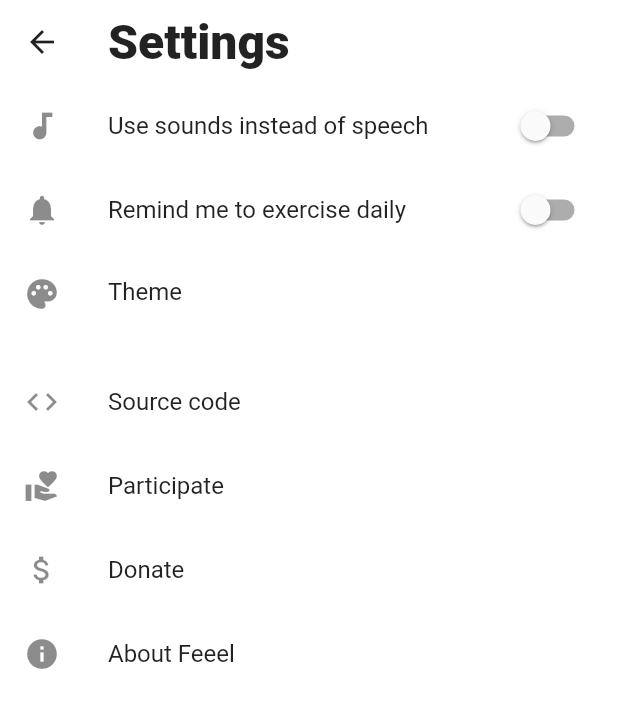
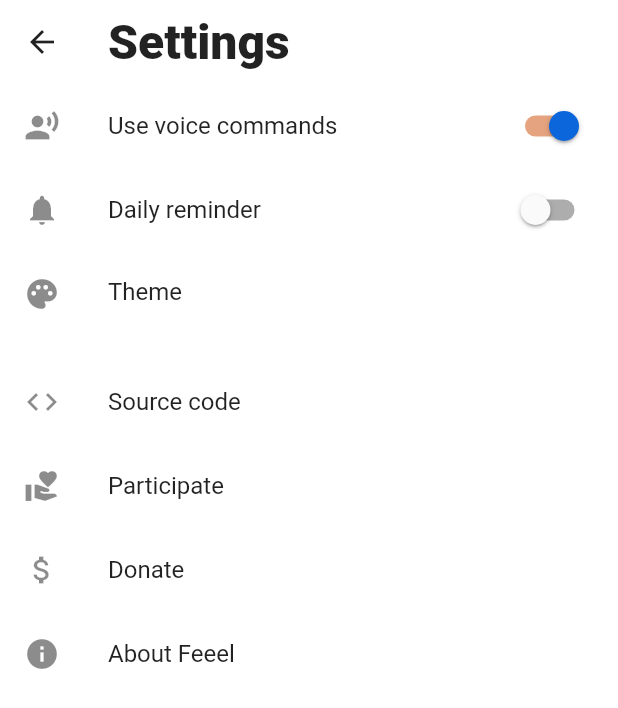
Before and after one commit to EnjoyingFOSS/feeel, a Flutter app: the SettingsScreen screen opened directly, on a phone screen of 412 x 824 dp. Shown: the top 708 px of the screen. Run offline on Flutter 3.47's test engine with Material 2 defaults, Android fonts, the phone set to English and light mode, and no system bars; our stand-ins replace adaptive_theme, audioplayers, flutter_local_notifications, flutter_native_timezone, flutter_tts, i18n_extension and 8 more; missing offline and left inert: flutter_mailer, image_picker_for_web, shared_preferences_web, wakelock_web; accounts and stored records are empty.

Commit message:
Settings text and icon tweaks

```diff
--- a/lib/i18n/translations.dart
+++ b/lib/i18n/translations.dart
@@ -463,7 +463,7 @@ Pasos del ejercicio:
 "nl": """Dagelijkse herinnering sturen""",
 "de": """Erinnere mich täglich zu trainieren""",
 "ru": """Отправлять ежедневное напоминание""",
-"en": """Remind me to exercise daily""",
+"en": """Daily reminder""",
 "it": """Ricordami di allenarmi tutti i giorni""",
 "fr": """Me rappeler de faire de l’exercice quotidiennement""",
 "eu": """Gogoratu nazazu eguneroko ariketa""",
--- a/lib/screens/settings.dart
+++ b/lib/screens/settings.dart
@@ -50,7 +50,6 @@ class _SettingsBundle {
 class _SettingsScreenState extends State<SettingsScreen> {
   late Future<_SettingsBundle> _preferencesFuture;
   static const _DEFAULT_NOTIFICATION_TIME = TimeOfDay(hour: 20, minute: 10);
-  AdaptiveThemeMode? curTheme;
 
   @override
   void initState() {
@@ -76,26 +75,26 @@ class _SettingsScreenState extends State<SettingsScreen> {
                 final notificationTime = NotificationHelper.timeFromInt(
                     settingsBundle.preferences
                         .getInt(PreferenceKeys.NOTIFICATION_TIME_PREF));
-                curTheme = settingsBundle.themeMode;
+                final curTheme = settingsBundle.themeMode;
                 return ListView(
                   children: <Widget>[
                     SwitchListTile.adaptive(
-                      secondary: Icon(Icons.audiotrack),
-                      value: settingsBundle.preferences
+                      secondary: Icon(Icons.record_voice_over),
+                      value: !(settingsBundle.preferences
                               .getBool(PreferenceKeys.TTS_DISABLED_PREF) ??
-                          false,
-                      title: Text("Use sounds instead of speech".i18n),
+                          false),
+                      title: Text("Use voice commands".i18n),
                       onChanged: (bool newValue) {
                         setState(() {
                           settingsBundle.preferences.setBool(
-                              PreferenceKeys.TTS_DISABLED_PREF, newValue);
+                              PreferenceKeys.TTS_DISABLED_PREF, !newValue);
                         });
                       },
                     ),
                     SwitchListTile.adaptive(
                       secondary: Icon(Icons.notifications),
                       value: notificationTime != null,
-                      title: Text("Remind me to exercise daily".i18n),
+                      title: Text("Daily reminder".i18n),
                       onChanged: (bool newValue) {
                         _setNotificationTime(
                             context,
@@ -148,8 +147,8 @@ class _SettingsScreenState extends State<SettingsScreen> {
                     ListTile(
                       leading: Icon(Icons.volunteer_activism),
                       title: Text("Participate".i18n),
-                      onTap: () =>
-                          _launchURL("https://gitlab.com/enjoyingfoss/feeel/-/wikis/home"),
+                      onTap: () => _launchURL(
+                          "https://gitlab.com/enjoyingfoss/feeel/-/wikis/home"),
                     ),
                     ListTile(
                       leading: Icon(Icons.attach_money),
--- a/strings/ui/en.json
+++ b/strings/ui/en.json
@@ -32,7 +32,7 @@
     "txtNotificationInfoDesc": "A daily reminder to work out",
     "txtNotificationTitle": "Time to put on workout clothes!",
     "txtNotificationDesc": "It takes just a few minutes to feel fresh and fit",
-    "txtRemindMe": "Remind me to exercise daily",
+    "txtRemindMe": "Daily reminder",
     "txtNeedCameraPermission": "Can't take photos without camera permission",
     "txtNotificationTime": "Notification time",
     "txtAddExerciseFirst": "Add an exercise first",
@@ -68,7 +68,7 @@
     "btnAddPhotoFromGallery": "Add photo from gallery",
     "btnTakeAPhoto": "Take a photo",
     "btnAddALinkToPhotos": "Add a link to your photo(s)",
-    "btnDisableTTS": "Use sounds instead of speech",
+    "btnEnableTTS": "Use voice commands",
     "btnAdjustTiming": "Adjust timing",
     "btnDoneEditingTiming": "Done editing timing"
 }
```
